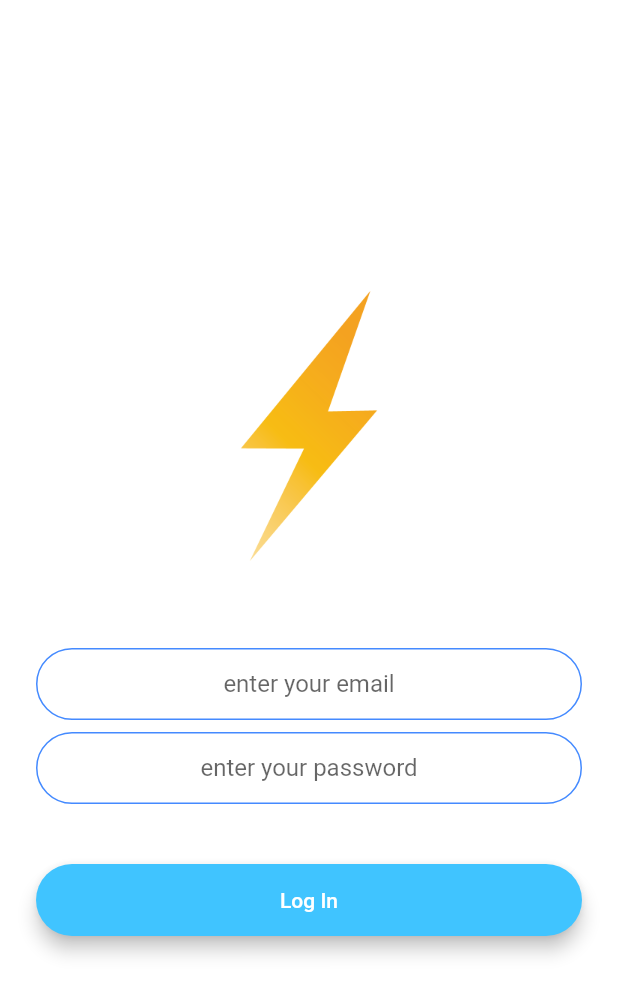
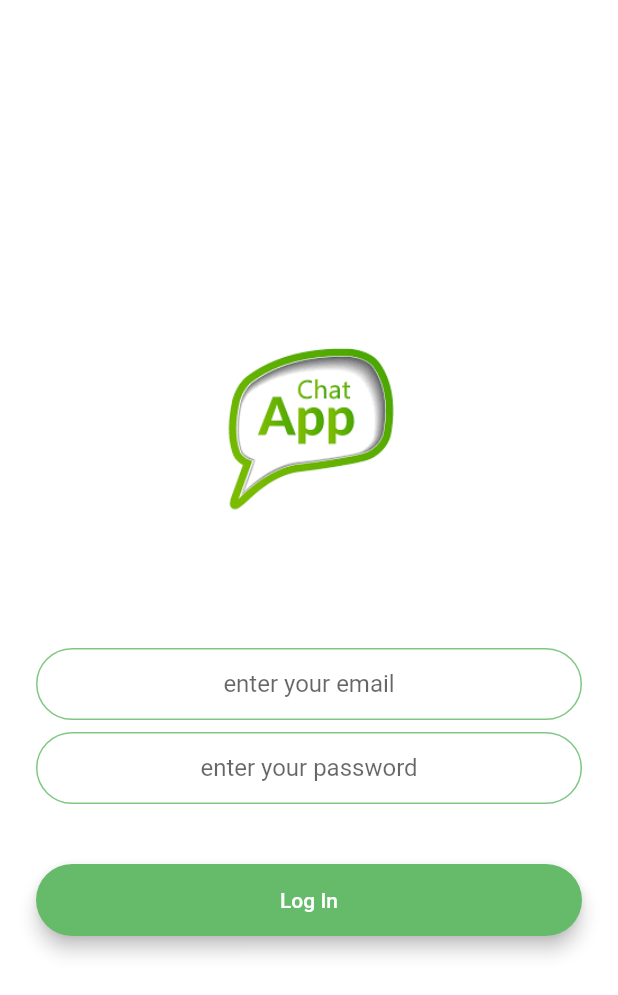
Before and after one commit to swatkat1127/ChatterBox, a Flutter app: the screen it shows after launch, after a tap on "log in", on a phone screen of 412 x 824 dp. Shown: the top 995 px of the screen. Run offline on Flutter 3.47's test engine with Material 2 defaults, Android fonts, the phone set to English and light mode, and no system bars; our stand-ins replace cloud_firestore, firebase_auth, firebase_core, modal_progress_hud; accounts and stored records are empty.

```diff
--- a/lib/constants.dart
+++ b/lib/constants.dart
@@ -1,7 +1,7 @@
 import 'package:flutter/material.dart';
 
 const kSendButtonTextStyle = TextStyle(
-  color: Colors.lightBlueAccent,
+  color: Color(0xFF81C784),
   fontWeight: FontWeight.bold,
   fontSize: 18.0,
 );
@@ -14,7 +14,7 @@ const kMessageTextFieldDecoration = InputDecoration(
 
 const kMessageContainerDecoration = BoxDecoration(
   border: Border(
-    top: BorderSide(color: Colors.lightBlueAccent, width: 2.0),
+    top: BorderSide(color: Color(0xFF81C784), width: 2.0),
   ),
 );
 
@@ -26,11 +26,11 @@ const kTextFieldDecoration = InputDecoration(
     borderRadius: BorderRadius.all(Radius.circular(32.0)),
   ),
   enabledBorder: OutlineInputBorder(
-    borderSide: BorderSide(color: Colors.blueAccent, width: 1.0),
+    borderSide: BorderSide(color: Color(0xFF81C784), width: 1.0),
     borderRadius: BorderRadius.all(Radius.circular(32.0)),
   ),
   focusedBorder: OutlineInputBorder(
-    borderSide: BorderSide(color: Colors.blueAccent, width: 2.0),
+    borderSide: BorderSide(color: Color(0xFF81C784), width: 2.0),
     borderRadius: BorderRadius.all(Radius.circular(32.0)),
   ),
 );
--- a/lib/main.dart
+++ b/lib/main.dart
@@ -13,7 +13,7 @@ class MessageChat extends StatelessWidget {
   @override
   Widget build(BuildContext context) {
     return MaterialApp(
-
+      debugShowCheckedModeBanner: false,
       home: WelcomeScreen(),
       routes: routes,
     );
--- a/lib/screens/chat_screen.dart
+++ b/lib/screens/chat_screen.dart
@@ -1,6 +1,3 @@
-// import 'dart:html';
-
-import 'package:firebase_core/firebase_core.dart';
 import 'package:flutter/cupertino.dart';
 import 'package:flutter/material.dart';
 import 'package:flash_chat/constants.dart';
@@ -39,7 +36,6 @@ class _ChatScreenState extends State<ChatScreen> {
     }
   }
 
-
   @override
   Widget build(BuildContext context) {
     return Scaffold(
@@ -54,8 +50,8 @@ class _ChatScreenState extends State<ChatScreen> {
                 // Implement logout functionality
               }),
         ],
-        title: Text('⚡️Chat'),
-        backgroundColor: Colors.lightBlueAccent,
+        title: Text('Chat'),
+        backgroundColor: Colors.green[400],
       ),
       body: SafeArea(
         child: Column(
@@ -108,7 +104,10 @@ class MessagesStream extends StatelessWidget {
   @override
   Widget build(BuildContext context) {
     return StreamBuilder<QuerySnapshot>(
-      stream: _firestore.collection('Message').orderBy('time', descending: false).snapshots(),//add this
+      stream: _firestore
+          .collection('Message')
+          .orderBy('time', descending: false)
+          .snapshots(), //add this
       // ignore: missing_return
       builder: (context, snapshot) {
         if (!snapshot.hasData) {
@@ -163,8 +162,9 @@ class MessageBubble extends StatelessWidget {
             isMe ? CrossAxisAlignment.end : CrossAxisAlignment.start,
         children: <Widget>[
           Text(
-             sender,
-         semanticsLabel: '$DateTime.fromMillisecondsSinceEpoch(time.seconds * 1000)',
+            sender,
+            semanticsLabel:
+                '$DateTime.fromMillisecondsSinceEpoch(time.seconds * 1000)',
             style: TextStyle(
               fontSize: 12.0,
               color: Colors.black54,
@@ -182,7 +182,7 @@ class MessageBubble extends StatelessWidget {
                     bottomLeft: Radius.circular(30.0),
                     bottomRight: Radius.circular(30.0)),
             elevation: 5.0,
-            color: isMe ? Colors.lightBlueAccent : Colors.white,
+            color: isMe ? Color(0xFF81C784) : Colors.white,
             child: Padding(
               padding: EdgeInsets.symmetric(vertical: 10.0, horizontal: 20.00),
               child: Text(
--- a/lib/screens/login_screen.dart
+++ b/lib/screens/login_screen.dart
@@ -34,7 +34,7 @@ class _LoginScreenState extends State<LoginScreen> {
                   tag: 'logo',
                 child:Container(
                  height: 200.0,
-                  child: Image.asset('images/logo.png'),
+                  child: Image.asset('images/chat.png'),
           ),
         ),
               ),
@@ -54,6 +54,7 @@ class _LoginScreenState extends State<LoginScreen> {
                 height: 8.0,
               ),
               TextField(
+                 cursorColor: Colors.green[300],
                   obscureText: true,
                   textAlign: TextAlign.center,
                   onChanged: (value) {
@@ -67,7 +68,7 @@ class _LoginScreenState extends State<LoginScreen> {
               SizedBox(
                 height: 24.0,
               ),
-              RoundedButton(color: Colors.lightBlueAccent,title: 'Log In',
+              RoundedButton(color: Colors.green[400],title: 'Log In',
                 onpressed: () async {
                 setState(() {
                   showSpinner = true;
--- a/lib/screens/registration_screen.dart
+++ b/lib/screens/registration_screen.dart
@@ -35,7 +35,7 @@ class _RegistrationScreenState extends State<RegistrationScreen> {
                   tag: 'logo',
                   child: Container(
                     height: 200.0,
-                    child: Image.asset('images/logo.png'),
+                    child: Image.asset('images/chat.png'),
                   ),
                 ),
               ),
@@ -67,7 +67,7 @@ class _RegistrationScreenState extends State<RegistrationScreen> {
                 height: 24.0,
               ),
               RoundedButton(
-                color: Colors.blueAccent,
+                color: Colors.green[400],
                 title: 'Register',
                 onpressed: () async {
                   setState(() {
--- a/lib/screens/welcome_screen.dart
+++ b/lib/screens/welcome_screen.dart
@@ -10,8 +10,8 @@ class WelcomeScreen extends StatefulWidget {
   _WelcomeScreenState createState() => _WelcomeScreenState();
 }
 
-class _WelcomeScreenState extends State<WelcomeScreen> with SingleTickerProviderStateMixin {
-
+class _WelcomeScreenState extends State<WelcomeScreen>
+    with SingleTickerProviderStateMixin {
   AnimationController controller;
   // Animation animation;
 
@@ -20,11 +20,13 @@ class _WelcomeScreenState extends State<WelcomeScreen> with SingleTickerProvider
     super.initState();
     // animation = CurvedAnimation(parent: controller, curve: Curves.decelerate);
     controller = AnimationController(
-      duration: Duration(seconds: 1), vsync: this, upperBound: 100.0);
-    controller.forward();
+      duration: Duration(seconds: 1),
+      vsync: this,
+      upperBound: 250.0,
+    );
+    controller.forward(from: 100.00);
     controller.addListener(() {
       setState(() {});
-      print(controller.value);
     });
   }
 
@@ -33,38 +35,40 @@ class _WelcomeScreenState extends State<WelcomeScreen> with SingleTickerProvider
     return Scaffold(
       backgroundColor: Colors.white,
       body: Padding(
-        padding: EdgeInsets.symmetric(horizontal: 24.0),
+        padding: EdgeInsets.symmetric(horizontal: 100.0),
         child: Column(
           mainAxisAlignment: MainAxisAlignment.center,
-          crossAxisAlignment: CrossAxisAlignment.stretch,
+          crossAxisAlignment: CrossAxisAlignment.center,
           children: <Widget>[
             Row(
               children: <Widget>[
-               Hero (
-                tag: 'logo',
-                child:Container(
-                  child: Image.asset('images/logo.png'),
-                  height: controller.value,
-                ),
-    ),
-                Text(
-                  'Flash Chat',
-                  style: TextStyle(
-                    fontSize: 45.0,
-                    fontWeight: FontWeight.w900,
+                Hero(
+                  tag: 'logo',
+                  child: Container(
+                    child: Image.asset('images/chat.png'),
+                    alignment: Alignment.center,
+                    height: controller.value,
                   ),
                 ),
               ],
             ),
             SizedBox(
-              height: 48.0,
+              height: 20.0,
             ),
-            RoundedButton(color: Colors.lightBlueAccent,title: 'log in', onpressed: (){
-              Navigator.pushNamed(context, LoginScreen.routeName);
-            },),
-            RoundedButton(color: Colors.blueAccent,title: 'Register',onpressed:(){
-              Navigator.pushNamed(context, RegistrationScreen.routeName);
-            },),
+            RoundedButton(
+              color: Colors.green[300],
+              title: 'log in',
+              onpressed: () {
+                Navigator.pushNamed(context, LoginScreen.routeName);
+              },
+            ),
+            RoundedButton(
+              color: Colors.green[400],
+              title: 'register',
+              onpressed: () {
+                Navigator.pushNamed(context, RegistrationScreen.routeName);
+              },
+            ),
           ],
         ),
       ),
```
Also changed, not shown: lib/Components/RoundedButton.dart (+5 -6 lines), images/chat.png (added), 3 other files.
